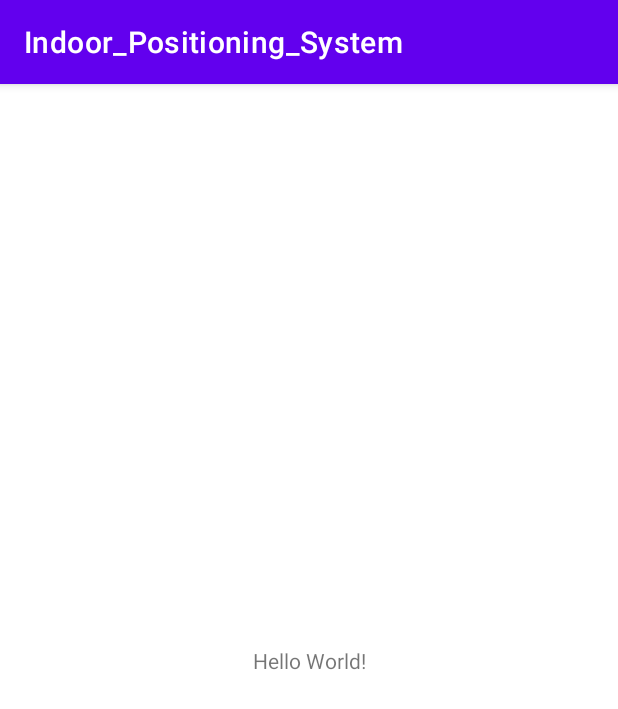
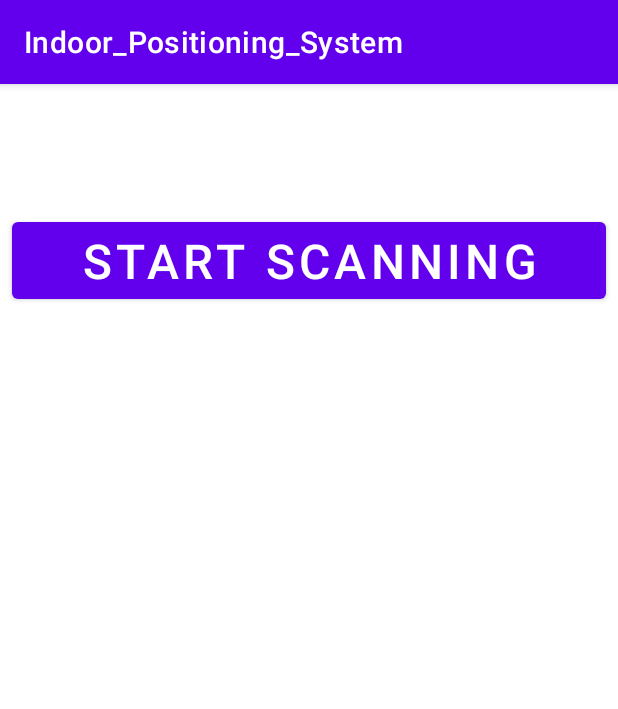
Before and after one commit to ITC-WI/Indoor-Positioning-System, an Android app: the screen it shows after launch (MainActivity), on a phone screen of 412 x 824 dp. Shown: the top 709 px of the screen. Run offline under Robolectric (Android 15) with nearby library versions, the phone set to English and light mode, and no system bars; libraries missing offline, so code that uses them is left out: com.kontakt.sdk; 3 statements that could not run were skipped.

Commit message:
Framework for starting and stopping scan is completed.

```diff
--- a/app/build.gradle
+++ b/app/build.gradle
@@ -44,8 +44,9 @@ dependencies {
     implementation 'androidx.appcompat:appcompat:1.2.0'
     implementation 'com.google.android.material:material:1.2.1'
     implementation 'androidx.constraintlayout:constraintlayout:2.0.4'
+    //TODO: Change the foolowing to appropriate version without using +.
     testImplementation 'junit:junit:4.+'
     androidTestImplementation 'androidx.test.ext:junit:1.1.2'
     androidTestImplementation 'androidx.test.espresso:espresso-core:3.3.0'
-    implementation 'com.kontaktio:sdk:5.0.0'        //kontact.io android SDK
+    implementation 'com.kontaktio:sdk:5.0.2'        //kontact.io android SDK
 }
--- a/app/src/main/java/com/example/indoor_positioning_system/MainActivity.java
+++ b/app/src/main/java/com/example/indoor_positioning_system/MainActivity.java
@@ -1,11 +1,30 @@
 package com.example.indoor_positioning_system;
 
+import android.Manifest;
+import android.content.pm.PackageManager;
+import android.os.Bundle;
+import android.util.Log;
+import android.widget.Button;
+import android.widget.TextView;
+import android.widget.Toast;
+
+import androidx.annotation.NonNull;
 import androidx.appcompat.app.AppCompatActivity;
 
-import android.os.Bundle;
-import android.widget.TextView;
+import com.kontakt.sdk.android.common.KontaktSDK;
 
 public class MainActivity extends AppCompatActivity {
+    TextView cppv;
+    Button scanButton;
+    boolean buttonState; //0 means no scanning in progress. 1 means scanning in progress.
+    private static final String API_KEY = "zWsIXUklUXaQZfxVnQsraHqWllLvPETs";//grp0 API key
+
+    private static final int REQUEST_PERMISSIONS = 100; //This is in context with the request code
+                                                        //asked during onRequestPermissionResult().
+                                                        //Choice of 100 is arbitrary but should not be
+                                                        //changed without rationale.
+
+    public boolean permission_status;                   //To keep track of permission status
 
     // Used to load the 'native-lib' library on application startup.
     static {
@@ -17,9 +36,109 @@ public class MainActivity extends AppCompatActivity {
         super.onCreate(savedInstanceState);
         setContentView(R.layout.activity_main);
 
+        //First initialise the SDK with the API key.
+        KontaktSDK.initialize(API_KEY);
+
+        //Initially, no scanning in progress
+        buttonState = false;
+
+        //Assume, no permissions were granted every time the app is started:
+        permission_status = false;
+
         // Example of a call to a native method
-        TextView tv = findViewById(R.id.sample_text);
-        tv.setText(stringFromJNI());
+        cppv = findViewById(R.id.cpptextview);
+        cppv.setText(stringFromJNI());
+
+        //Setup the scan button
+        scanButton = findViewById(R.id.scanButton);
+        setupButtons();
+    }
+
+    /**
+     * If scanning in progress then quit. Otherwise,
+     * First check whether the required permissions have been granted.
+     * If the required permissions are granted, start a new thread and carry on scanning there.
+     */
+    public void setupButtons(){
+        //Lambda is used here because the listener is anonymous
+        scanButton.setOnClickListener(v -> {
+            if(!buttonState){
+                if(!permission_status){
+                    checkPermissions();
+                }
+                else{
+                    start_scanning();
+                }
+            }
+            else{
+                //stop the scanning thread and set buttonState to false.
+                stop_scanning();
+            }
+        });
+    }
+
+    /**
+     * Called at each button press if permission_status is false.
+     * Do not call it from anywhere else!!
+     * This function checks whether the required permissions have been granted.
+     * If the permissions are not granted, ask for them.
+     * If the permissions are granted then return true otherwise false.
+     */
+    public void checkPermissions(){
+        //For testing only:
+        Log.i("INFO","Checking for permissions");
+        int checkSelfPermissionResult = checkSelfPermission(Manifest.permission.ACCESS_FINE_LOCATION);
+        if(PackageManager.PERMISSION_GRANTED==checkSelfPermissionResult){
+            permission_status =true;
+            //For testing only:
+            Log.i("INFO","Permission already granted");
+        }
+        else{
+            //For testing only:
+            Log.i("INFO","Requesting for permissions");
+            //The following will result in a callback to onRequestPermissionResult(). The results can be
+            //handled there.
+            requestPermissions(new String[]{Manifest.permission.ACCESS_FINE_LOCATION},REQUEST_PERMISSIONS);
+        }
+    }
+
+    @Override
+    public void onRequestPermissionsResult(int requestCode, @NonNull String[] permissions, @NonNull int[] grantResults) {
+        if(grantResults.length>0 && grantResults[0]==PackageManager.PERMISSION_GRANTED){
+            if(requestCode==REQUEST_PERMISSIONS){
+                //For testing purposes only:
+                Log.i("INFO","Permissions Granted");
+                permission_status = true;
+                start_scanning();
+            }
+        }
+
+        else{
+            //TODO: User can be shown more rationale here.
+            Toast.makeText(this, "Critical Permission Denied",Toast.LENGTH_LONG).show();
+        }
+    }
+
+    /**
+     *
+     */
+    public void start_scanning(){
+        scanButton.setText(R.string.stop_scanning);
+        //For testing only:
+        Log.i("INFO","Starting Scanning");
+        //TODO: start the thread.
+        buttonState = true;
+    }
+
+    /**
+     *
+     */
+    public void stop_scanning(){
+        scanButton.setText(R.string.start_scanning);
+        //For testing only:
+        Log.i("INFO","Stopping Scan");
+        //TODO: end the thread first.
+        buttonState = false;
     }
 
     /**
--- a/app/src/main/res/layout/activity_main.xml
+++ b/app/src/main/res/layout/activity_main.xml
@@ -7,13 +7,27 @@
     tools:context=".MainActivity">
 
     <TextView
-        android:id="@+id/sample_text"
-        android:layout_width="wrap_content"
+        android:id="@+id/cpptextview"
+        android:layout_width="match_parent"
         android:layout_height="wrap_content"
-        android:text="Hello World!"
-        app:layout_constraintBottom_toBottomOf="parent"
         app:layout_constraintLeft_toLeftOf="parent"
         app:layout_constraintRight_toRightOf="parent"
-        app:layout_constraintTop_toTopOf="parent" />
+        app:layout_constraintTop_toTopOf="parent"
+        android:layout_marginTop="16dp"
+        android:layout_marginLeft="8dp"
+        android:layout_marginRight="8dp"
+        android:textSize="40sp"
+        android:textAlignment="center"/>
 
+    <Button
+        android:id="@+id/scanButton"
+        android:layout_width="match_parent"
+        android:layout_height="wrap_content"
+        app:layout_constraintTop_toBottomOf="@id/cpptextview"
+        android:layout_marginTop="16dp"
+        android:textAlignment="center"
+        android:text="@string/start_scanning"
+        android:textSize="32sp"
+        android:layout_marginLeft="8dp"
+        android:layout_marginRight="8dp" />
 </androidx.constraintlayout.widget.ConstraintLayout>
--- a/app/src/main/res/values/strings.xml
+++ b/app/src/main/res/values/strings.xml
@@ -1,3 +1,5 @@
 <resources>
     <string name="app_name">Indoor_Positioning_System</string>
+    <string name="start_scanning">Start Scanning</string>
+    <string name="stop_scanning">Stop Scanning</string>
 </resources>
```
Also changed, not shown: app/src/main/AndroidManifest.xml (+8 -0 lines).
